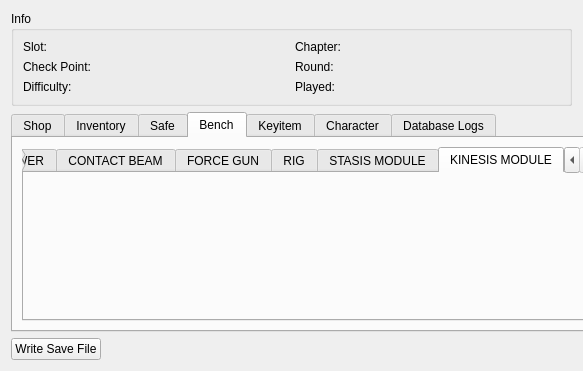
This is fileloadedwindow.ui in malkhal/Dead-Space-PC-Save-Editor as Qt 5 draws it before an edit. The edited form follows.
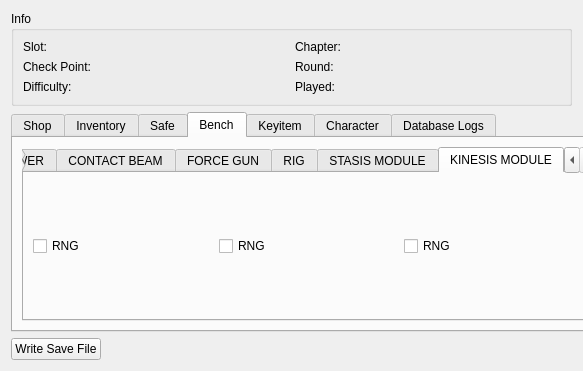
This is the edited form. The open tabs and pages were chosen to show the change.

Commit message: added missing logs

Patch:
```diff
--- a/fileloadedwindow.ui
+++ b/fileloadedwindow.ui
@@ -1610,6 +1610,29 @@
           <attribute name="title">
            <string>KINESIS MODULE</string>
           </attribute>
+          <layout class="QHBoxLayout" name="horizontalLayout_7">
+           <item>
+            <widget class="QCheckBox" name="rng1KinesisModuleCheckBox">
+             <property name="text">
+              <string>RNG</string>
+             </property>
+            </widget>
+           </item>
+           <item>
+            <widget class="QCheckBox" name="rng2KinesisModuleCheckBox">
+             <property name="text">
+              <string>RNG</string>
+             </property>
+            </widget>
+           </item>
+           <item>
+            <widget class="QCheckBox" name="rng3KinesisModuleCheckBox">
+             <property name="text">
+              <string>RNG</string>
+             </property>
+            </widget>
+           </item>
+          </layout>
          </widget>
         </widget>
        </item>
```
Left out of the diff: 22 changed lines with no effect on the pictures. The commit also changes 2 other files.
